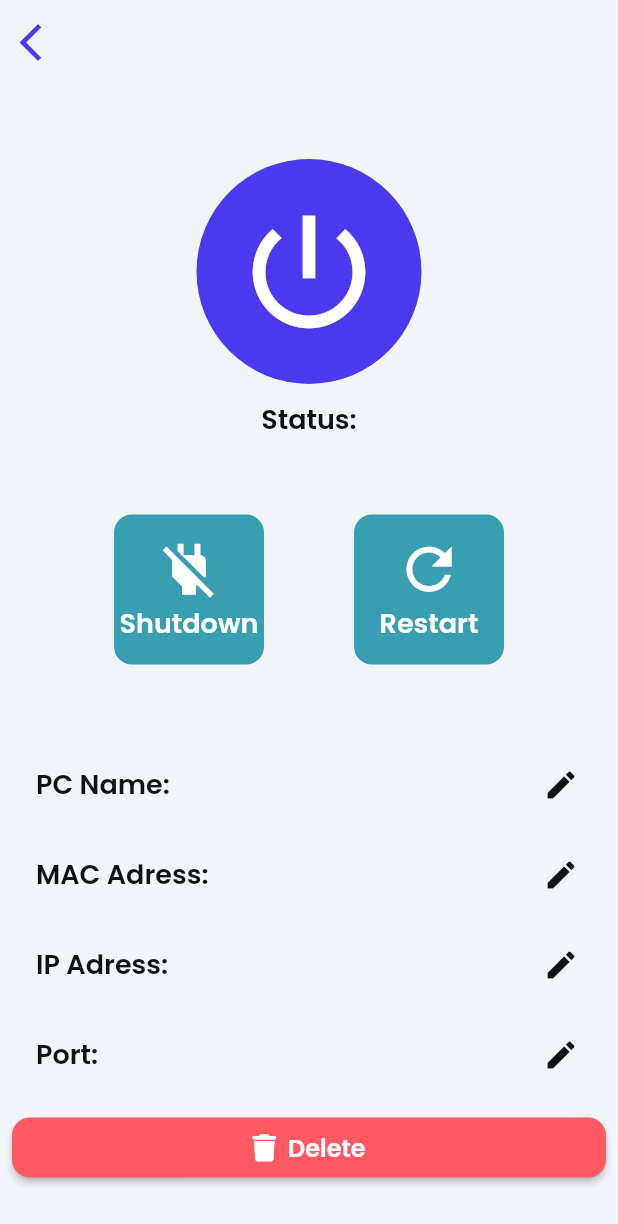
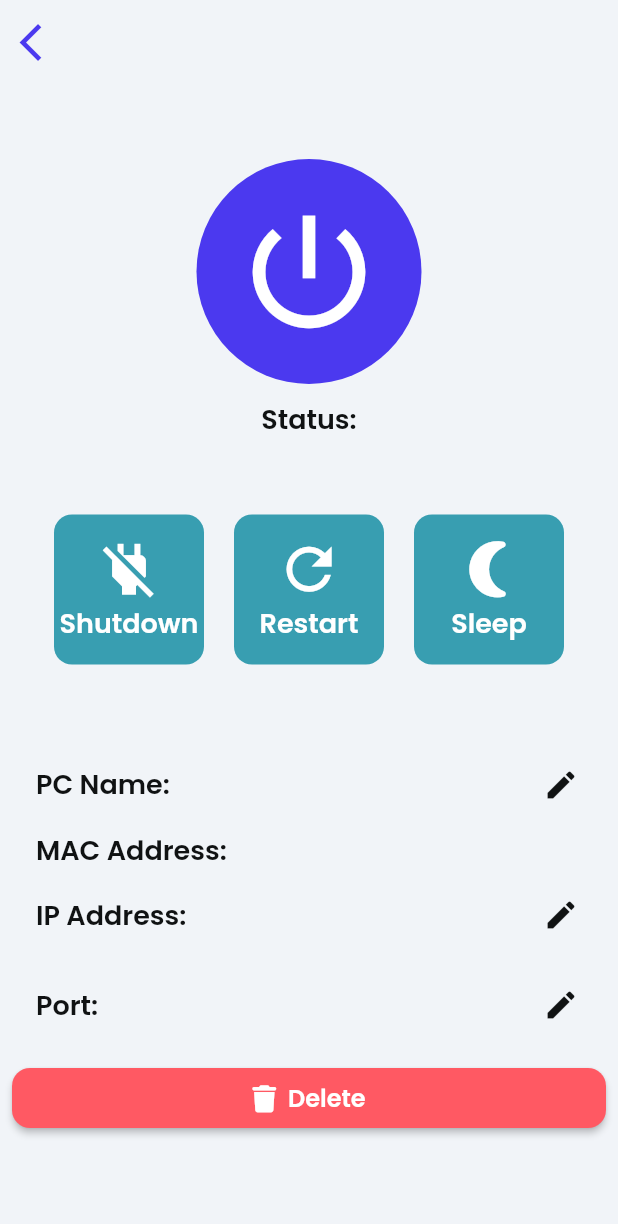
Before and after one commit to code7io/c7-wol, a Flutter app: the DetailWidget screen opened directly with empty values, after a tap on the "edit" icon, on a phone screen of 412 x 824 dp. Shown: the top 1224 px of the screen. Run offline on Flutter 3.47's test engine with Material 2 defaults, Android fonts, the phone set to English and light mode, and no system bars; drawn by our look-alikes of auto_size_text; our stand-ins replace adaptive_dialog, easy_debounce, font_awesome_flutter, google_fonts, page_transition, percent_indicator and 2 more; missing offline and left inert: blinking_text, dart_ping, dart_ping_ios, json_path, network_info_plus, wake_on_lan; accounts and stored records are empty.

Commit message:
edit added

```diff
--- a/lib/detail/detail_widget.dart
+++ b/lib/detail/detail_widget.dart
@@ -1,5 +1,7 @@
+import 'dart:convert';
 import 'dart:developer';
 
+import 'package:adaptive_dialog/adaptive_dialog.dart';
 import 'package:c7_wake_on_lan/custom/WakeOnLanCustom.dart';
 import 'package:c7_wake_on_lan/model/model_pc.dart';
 import 'package:dart_ping/dart_ping.dart';
@@ -25,11 +27,18 @@ class DetailWidget extends StatefulWidget {
 class _DetailWidgetState extends State<DetailWidget> {
   final scaffoldKey = GlobalKey<ScaffoldState>();
   String status = '';
+  String name;
+  String ip;
+  String port;
 
   @override
   void initState() {
     super.initState();
     statusTxt(context);
+
+    setState(() => name = widget.pc.name);
+    setState(() => ip = widget.pc.ip);
+    setState(() => port = widget.pc.port);
   }
 
   Future<void> statusTxt(context) async {
@@ -42,6 +51,102 @@ class _DetailWidgetState extends State<DetailWidget> {
         setState(() => status = FFLocalizations.of(context).getText('onqfweaponi'));
       }
     });
+  }
+
+  void updateName(name) {
+    setState(() => name = name);
+
+    String entries = FFAppState().pcEntries;
+    List<dynamic> list = jsonDecode(entries);
+    List<dynamic> newList = [];
+
+    for (var i = 0; i < list.length; i++) {
+      if (list[i]['mac'] == widget.pc.mac) {
+        list[i]['name'] = name;
+      }
+
+      newList.add(list[i]);
+    }
+
+    String entriesNew = jsonEncode(newList);
+    FFAppState().pcEntries = entriesNew;
+
+    for (var i = 0; i < newList.length; i++) {
+      PcModel pc = PcModel.fromJson(newList[i]);
+      FFAppState().pcList.add(pc);
+    }
+  }
+
+  void updateIp(ip) {
+    setState(() => ip = ip);
+
+    String entries = FFAppState().pcEntries;
+    List<dynamic> list = jsonDecode(entries);
+    List<dynamic> newList = [];
+
+    for (var i = 0; i < list.length; i++) {
+      if (list[i]['mac'] == widget.pc.mac) {
+        list[i]['ip'] = ip;
+      }
+
+      newList.add(list[i]);
+    }
+
+    String entriesNew = jsonEncode(newList);
+    FFAppState().pcEntries = entriesNew;
+
+    for (var i = 0; i < newList.length; i++) {
+      PcModel pc = PcModel.fromJson(newList[i]);
+      FFAppState().pcList.add(pc);
+    }
+  }
+
+  void updatePort(port) {
+    setState(() => port = port);
+
+    String entries = FFAppState().pcEntries;
+    List<dynamic> list = jsonDecode(entries);
+    List<dynamic> newList = [];
+
+    for (var i = 0; i < list.length; i++) {
+      if (list[i]['mac'] == widget.pc.mac) {
+        list[i]['port'] = port;
+      }
+
+      newList.add(list[i]);
+    }
+
+    String entriesNew = jsonEncode(newList);
+    FFAppState().pcEntries = entriesNew;
+
+    for (var i = 0; i < newList.length; i++) {
+      PcModel pc = PcModel.fromJson(newList[i]);
+      FFAppState().pcList.add(pc);
+    }
+  }
+
+  void deletePc() {
+    String entries = FFAppState().pcEntries;
+    List<dynamic> list = jsonDecode(entries);
+    List<dynamic> newList = [];
+
+    for (var i = 0; i < list.length; i++) {
+      if (list[i]['mac'] != widget.pc.mac) {
+        newList.add(list[i]);
+      }
+    }
+
+    if (newList.length < 1) {
+      FFAppState().hasEntry = false;
+    }
+
+    String entriesNew = jsonEncode(newList);
+    FFAppState().pcEntries = entriesNew;
+
+    for (var i = 0; i < newList.length; i++) {
+      PcModel pc = PcModel.fromJson(newList[i]);
+      FFAppState().pcList.add(pc);
+    }
   }
 
   @override
@@ -66,7 +171,7 @@ class _DetailWidgetState extends State<DetailWidget> {
           },
         ),
         title: Text(
-          widget.pc.name,
+          name,
           style: FlutterFlowTheme.of(context).title2.override(
                 fontFamily: 'Poppins',
                 color: FlutterFlowTheme.of(context).primaryText,
@@ -154,15 +259,10 @@ class _DetailWidgetState extends State<DetailWidget> {
                     children: [
                       InkWell(
                         onTap: () async {
-                          MACAddress macAddress = MACAddress(widget.pc.mac.split('').reversed.join(''));
-                          IPv4Address ipv4Address = IPv4Address(widget.pc.ip);
-                          WakeOnLANCustom wol = WakeOnLANCustom(ipv4Address, macAddress, int.parse(widget.pc.port));
-                          await wol.wake();
-
                           ScaffoldMessenger.of(context).showSnackBar(
                             SnackBar(
                               content: Text(
-                                'Shutting PC down',
+                                'Coming soon',
                                 style: TextStyle(
                                   color: Colors.white,
                                 ),
@@ -192,6 +292,7 @@ class _DetailWidgetState extends State<DetailWidget> {
                                 FFLocalizations.of(context).getText(
                                   'bied3soc' /* Shutdown */,
                                 ),
+                                textAlign: TextAlign.center,
                                 style: FlutterFlowTheme.of(context).subtitle1.override(
                                       fontFamily: 'Poppins',
                                       color: Colors.white,
@@ -203,15 +304,10 @@ class _DetailWidgetState extends State<DetailWidget> {
                       ),
                       InkWell(
                         onTap: () async {
-                          MACAddress macAddress = MACAddress(widget.pc.mac);
-                          IPv4Address ipv4Address = IPv4Address(widget.pc.ip);
-                          WakeOnLANCustom wol = WakeOnLANCustom(ipv4Address, macAddress, int.parse(widget.pc.port));
-                          await wol.wake();
-
                           ScaffoldMessenger.of(context).showSnackBar(
                             SnackBar(
                               content: Text(
-                                'Restarting PC',
+                                'Coming soon',
                                 style: TextStyle(
                                   color: Colors.white,
                                 ),
@@ -250,6 +346,50 @@ class _DetailWidgetState extends State<DetailWidget> {
                           ),
                         ),
                       ),
+                      InkWell(
+                        onTap: () async {
+                          ScaffoldMessenger.of(context).showSnackBar(
+                            SnackBar(
+                              content: Text(
+                                'Coming soon',
+                                style: TextStyle(
+                                  color: Colors.white,
+                                ),
+                              ),
+                              duration: Duration(milliseconds: 4000),
+                              backgroundColor: FlutterFlowTheme.of(context).primaryColor,
+                            ),
+                          );
+                        },
+                        child: Container(
+                          width: 100,
+                          height: 100,
+                          decoration: BoxDecoration(
+                            color: FlutterFlowTheme.of(context).secondaryColor,
+                            borderRadius: BorderRadius.circular(12),
+                          ),
+                          child: Column(
+                            mainAxisSize: MainAxisSize.max,
+                            mainAxisAlignment: MainAxisAlignment.center,
+                            children: [
+                              Icon(
+                                Icons.nightlight_round,
+                                color: Colors.white,
+                                size: 45,
+                              ),
+                              Text(
+                                FFLocalizations.of(context).getText(
+                                  'avu7ysio' /* Sleep */,
+                                ),
+                                style: FlutterFlowTheme.of(context).subtitle1.override(
+                                      fontFamily: 'Poppins',
+                                      color: Colors.white,
+                                    ),
+                              ),
+                            ],
+                          ),
+                        ),
+                      ),
                     ],
                   ),
                 ),
@@ -278,7 +418,7 @@ class _DetailWidgetState extends State<DetailWidget> {
                                 Padding(
                                   padding: EdgeInsetsDirectional.fromSTEB(16, 0, 0, 0),
                                   child: Text(
-                                    widget.pc.name,
+                                    name,
                                     style: FlutterFlowTheme.of(context).subtitle1,
                                   ),
                                 ),
@@ -295,8 +435,20 @@ class _DetailWidgetState extends State<DetailWidget> {
                               color: FlutterFlowTheme.of(context).primaryText,
                               size: 24,
                             ),
-                            onPressed: () {
-                              print('IconButton pressed ...');
+                            onPressed: () async {
+                              final text = await showTextInputDialog(
+                                context: context,
+                                textFields: const [
+                                  DialogTextField(
+                                    hintText: '',
+                                  ),
+                                ],
+                                title: FFLocalizations.of(context).getText(
+                                  '7pqir15j' /* PC Name: */,
+                                ),
+                              );
+
+                              updateName(text);
                             },
                           ),
                         ],
@@ -327,20 +479,6 @@ class _DetailWidgetState extends State<DetailWidget> {
                               ],
                             ),
                           ),
-                          FlutterFlowIconButton(
-                            borderColor: Colors.transparent,
-                            borderRadius: 30,
-                            borderWidth: 1,
-                            buttonSize: 60,
-                            icon: Icon(
-                              Icons.edit,
-                              color: FlutterFlowTheme.of(context).primaryText,
-                              size: 24,
-                            ),
-                            onPressed: () {
-                              print('IconButton pressed ...');
-                            },
-                          ),
                         ],
                       ),
                       Row(
@@ -355,14 +493,14 @@ class _DetailWidgetState extends State<DetailWidget> {
                               children: [
                                 Text(
                                   FFLocalizations.of(context).getText(
-                                    'g2lrrb9y' /* IP Adress: */,
+                                    'g2lrrb9y' /* IP Address: */,
                                   ),
                                   style: FlutterFlowTheme.of(context).subtitle1,
                                 ),
                                 Padding(
                                   padding: EdgeInsetsDirectional.fromSTEB(16, 0, 0, 0),
                                   child: Text(
-                                    widget.pc.ip,
+                                    ip,
                                     style: FlutterFlowTheme.of(context).subtitle1,
                                   ),
                                 ),
@@ -379,8 +517,20 @@ class _DetailWidgetState extends State<DetailWidget> {
                               color: FlutterFlowTheme.of(context).primaryText,
                               size: 24,
                             ),
-                            onPressed: () {
-                              print('IconButton pressed ...');
+                            onPressed: () async {
+                              final text = await showTextInputDialog(
+                                context: context,
+                                textFields: const [
+                                  DialogTextField(
+                                    hintText: '',
+                                  ),
+                                ],
+                                title: FFLocalizations.of(context).getText(
+                                  'g2lrrb9y' /* IP Address: */,
+                                ),
+                              );
+
+                              updateIp(text);
                             },
                           ),
                         ],
@@ -404,7 +554,7 @@ class _DetailWidgetState extends State<DetailWidget> {
                                 Padding(
                                   padding: EdgeInsetsDirectional.fromSTEB(16, 0, 0, 0),
                                   child: Text(
-                                    widget.pc.port,
+                                    port,
                                     style: FlutterFlowTheme.of(context).subtitle1,
                                   ),
                                 ),
@@ -421,8 +571,20 @@ class _DetailWidgetState extends State<DetailWidget> {
                               color: FlutterFlowTheme.of(context).primaryText,
                               size: 24,
                             ),
-                            onPressed: () {
-                              print('IconButton pressed ...');
+                            onPressed: () async {
+                              final text = await showTextInputDialog(
+                                context: context,
+                                textFields: const [
+                                  DialogTextField(
+                                    hintText: '',
+                                  ),
+                                ],
+                                title: FFLocalizations.of(context).getText(
+                                  'ml43v9az' /* Port */,
+                                ),
+                              );
+
+                              updatePort(text);
                             },
                           ),
                         ],
@@ -431,32 +593,31 @@ class _DetailWidgetState extends State<DetailWidget> {
                         padding: EdgeInsetsDirectional.fromSTEB(0, 12, 0, 25),
                         child: FFButtonWidget(
                           onPressed: () async {
-                            var confirmDialogResponse = await showDialog<bool>(
+                            final confirmDialogResponse = await showModalActionSheet<String>(
                               context: context,
-                                  builder: (alertDialogContext) {
-                                    return AlertDialog(
-                                      title: Text('Really Delete?'),
-                                      content: Text('Do you want to really delete this PC?'),
+                              title: FFLocalizations.of(context).getText('afsadgfshghe'),
+                              message: FFLocalizations.of(context).getText('owuehbnfiwbbubebbbsedf'),
+                              cancelLabel: FFLocalizations.of(context).getText('uonfaasffsa'),
                               actions: [
-                                        TextButton(
-                                          onPressed: () => Navigator.pop(alertDialogContext, false),
-                                          child: Text('Cancel'),
-                                        ),
-                                        TextButton(
-                                          onPressed: () => Navigator.pop(alertDialogContext, true),
-                                          child: Text('DELETE'),
+                                SheetAction(
+                                  icon: Icons.warning,
+                                  label: FFLocalizations.of(context).getText('go5528js'),
+                                  key: 'destructiveKey',
+                                  isDestructiveAction: true,
                                 ),
                               ],
                             );
-                                  },
-                                ) ??
-                                false;
+
+                            if (confirmDialogResponse == 'destructiveKey') {
+                              deletePc();
+
                               await Navigator.push(
                                 context,
                                 MaterialPageRoute(
                                   builder: (context) => HomePageWidget(),
                                 ),
                               );
+                            }
                           },
                           text: FFLocalizations.of(context).getText(
                             'go5528js' /* Delete */,
--- a/lib/flutter_flow/internationalization.dart
+++ b/lib/flutter_flow/internationalization.dart
@@ -73,33 +73,17 @@ final kTranslationsMap = <Map<String, Map<String, String>>>[
       'en': 'PC Name:',
       'de': 'PC Name:',
     },
-    'nxjvwl1h': {
-      'en': 'XX',
-      'de': 'XX',
-    },
     'd2ke4olt': {
-      'en': 'MAC Adress:',
+      'en': 'MAC Address:',
       'de': 'MAC Adresse:',
     },
-    'to4a3rps': {
-      'en': 'XX',
-      'de': 'XX',
-    },
     'g2lrrb9y': {
-      'en': 'IP Adress:',
+      'en': 'IP Address:',
       'de': 'IP Adresse:',
-    },
-    'xpd1801w': {
-      'en': 'XX',
-      'de': 'XX',
     },
     'ml43v9az': {
       'en': 'Port:',
       'de': 'Port:',
-    },
-    'mxwn5hs1': {
-      'en': 'XX',
-      'de': 'XX',
     },
     'go5528js': {
       'en': 'Delete',
@@ -120,6 +104,22 @@ final kTranslationsMap = <Map<String, Map<String, String>>>[
     'qpnifeppolwdd': {
       'en': 'Online',
       'de': 'An',
+    },
+    'avu7ysio': {
+      'en': 'Sleep',
+      'de': 'Standby',
+    },
+    'uonfaasffsa': {
+      'en': 'Cancel',
+      'de': 'Abbrechen',
+    },
+    'afsadgfshghe': {
+      'en': 'Really Delete?',
+      'de': 'Wirklich Löschen?',
+    },
+    'owuehbnfiwbbubebbbsedf': {
+      'en': 'Do you want to really delete this PC?',
+      'de': 'Willst du wirklich diesen PC löschen?',
     },
   },
   // AddPc
--- a/lib/search_network/search_network_widget.dart
+++ b/lib/search_network/search_network_widget.dart
@@ -41,7 +41,7 @@ class _SearchNetworkWidgetState extends State<SearchNetworkWidget> {
           setState(() => percentTxt = (0.39 * i).toInt().toString() + '%');
 
           String ip = '$subnet.$i';
-          await Socket.connect(ip, port, timeout: Duration(milliseconds: 200)).then((socket) async {
+          await Socket.connect(ip, port, timeout: Duration(milliseconds: 500)).then((socket) async {
             await InternetAddress(socket.address.address).reverse().then((value) {
               print(value.host);
               print(socket.address.address);
--- a/pubspec.yaml
+++ b/pubspec.yaml
@@ -43,6 +43,7 @@ dependencies:
   blinking_text: ^1.0.2
   dart_ping: ^6.1.2
   dart_ping_ios: ^1.1.0
+  adaptive_dialog: ^1.6.3
 
 
   # The following adds the Cupertino Icons font to your application.
```
Also changed, not shown: lib/add_pc/add_pc_widget.dart (+17 -5 lines), pubspec.lock, 3 other files. Lines whose indentation alone changed are shown as unchanged.
